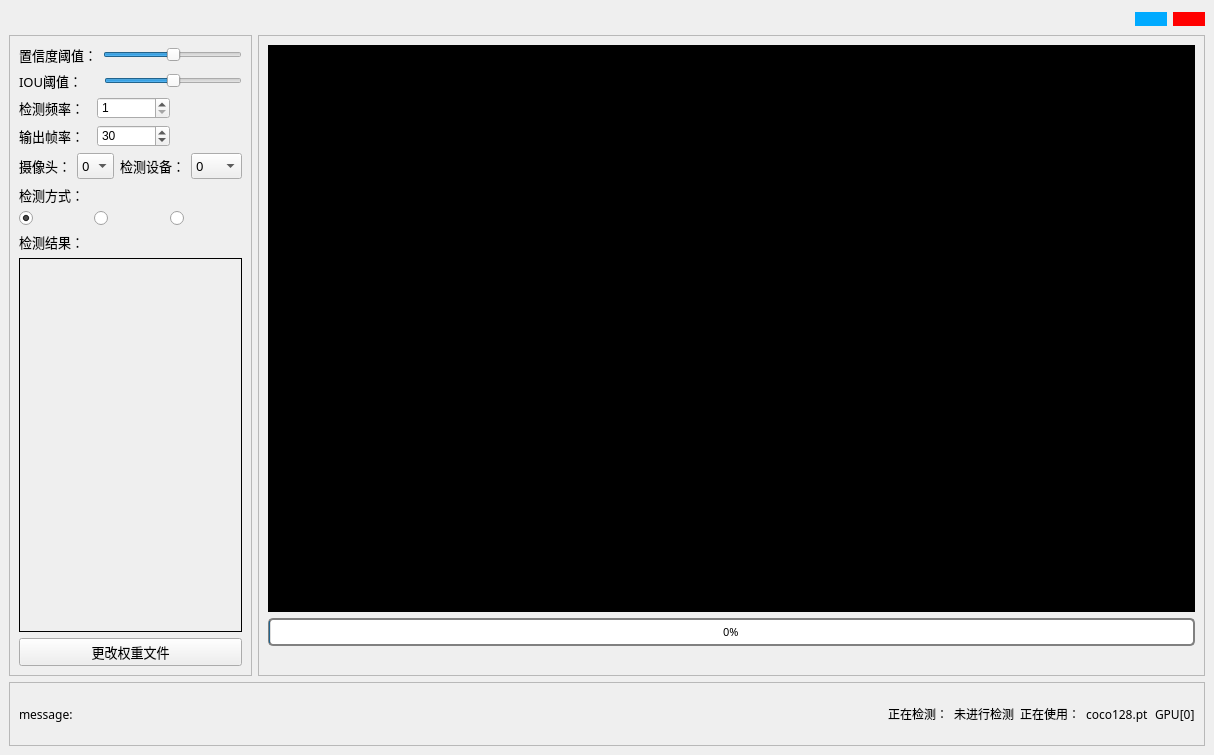
Before: the Qt Designer form UiMainwindow.ui in wang-10086/yolov5-5.0, drawn with Qt 5.
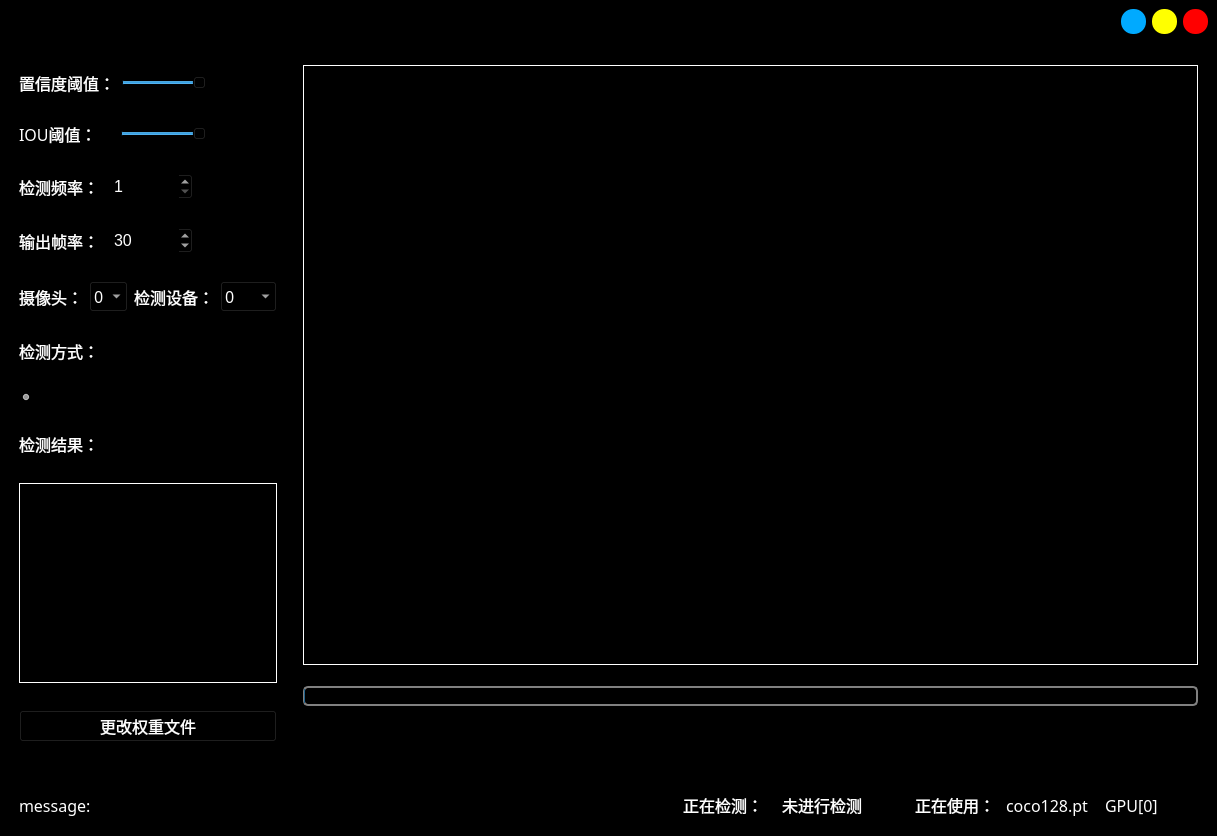
After: the same form once the commit is applied. Icons and pictures are not drawn.

```diff
--- a/UiMainwindow.ui
+++ b/UiMainwindow.ui
@@ -9,8 +9,8 @@
    <rect>
     <x>0</x>
     <y>0</y>
-    <width>1214</width>
-    <height>755</height>
+    <width>1217</width>
+    <height>836</height>
    </rect>
   </property>
   <property name="sizePolicy">
@@ -38,18 +38,26 @@
    <enum>Qt::LeftToRight</enum>
   </property>
   <property name="autoFillBackground">
-   <bool>true</bool>
+   <bool>false</bool>
   </property>
   <property name="styleSheet">
-   <string notr="true"/>
+   <string notr="true">background-color:rgb(0, 0, 0)
+</string>
   </property>
   <property name="tabShape">
    <enum>QTabWidget::Rounded</enum>
   </property>
   <widget class="QWidget" name="centralwidget">
-   <layout class="QVBoxLayout" name="verticalLayout_3" stretch="1,10,1">
+   <property name="styleSheet">
+    <string notr="true">*{
+ font-family:微软雅黑;
+ font-size: 12pt;
+ color:rgb(255, 255, 255)
+}</string>
+   </property>
+   <layout class="QVBoxLayout" name="verticalLayout_3">
     <item>
-     <layout class="QHBoxLayout" name="horizontalLayout_10" stretch="5,1,1">
+     <layout class="QHBoxLayout" name="horizontalLayout_10">
       <item>
        <spacer name="horizontalSpacer_3">
         <property name="orientation">
@@ -74,6 +82,18 @@
           <verstretch>0</verstretch>
          </sizepolicy>
         </property>
+        <property name="minimumSize">
+         <size>
+          <width>25</width>
+          <height>25</height>
+         </size>
+        </property>
+        <property name="maximumSize">
+         <size>
+          <width>25</width>
+          <height>25</height>
+         </size>
+        </property>
         <property name="cursor">
          <cursorShape>ArrowCursor</cursorShape>
         </property>
@@ -92,6 +112,47 @@
         </property>
        </widget>
       </item>
+      <item>
+       <widget class="QPushButton" name="pushButton_8">
+        <property name="enabled">
+         <bool>false</bool>
+        </property>
+        <property name="sizePolicy">
+         <sizepolicy hsizetype="Fixed" vsizetype="Fixed">
+          <horstretch>0</horstretch>
+          <verstretch>0</verstretch>
+         </sizepolicy>
+        </property>
+        <property name="minimumSize">
+         <size>
+          <width>25</width>
+          <height>25</height>
+         </size>
+        </property>
+        <property name="maximumSize">
+         <size>
+          <width>25</width>
+          <height>25</height>
+         </size>
+        </property>
+        <property name="cursor">
+         <cursorShape>ArrowCursor</cursorShape>
+        </property>
+        <property name="styleSheet">
+         <string notr="true">border-radius: 12px;
+background-color: rgb(255, 255, 0);</string>
+        </property>
+        <property name="text">
+         <string/>
+        </property>
+        <property name="iconSize">
+         <size>
+          <width>15</width>
+          <height>15</height>
+         </size>
+        </property>
+       </widget>
+      </item>
       <item>
        <widget class="QPushButton" name="pushButton_6">
         <property name="enabled">
@@ -103,6 +164,18 @@
           <verstretch>0</verstretch>
          </sizepolicy>
         </property>
+        <property name="minimumSize">
+         <size>
+          <width>25</width>
+          <height>25</height>
+         </size>
+        </property>
+        <property name="maximumSize">
+         <size>
+          <width>25</width>
+          <height>25</height>
+         </size>
+        </property>
         <property name="styleSheet">
          <string notr="true">border-radius: 12px;
 background-color: rgb(255, 0, 0);</string>
@@ -121,7 +194,7 @@
      </layout>
     </item>
     <item>
-     <layout class="QHBoxLayout" name="horizontalLayout_9" stretch="1,4">
+     <layout class="QHBoxLayout" name="horizontalLayout_9" stretch="0,4">
       <item>
        <widget class="QFrame" name="frame">
         <property name="styleSheet">
@@ -133,19 +206,19 @@
         <property name="frameShadow">
          <enum>QFrame::Raised</enum>
         </property>
-        <layout class="QVBoxLayout" name="verticalLayout" stretch="1,1,1,1,1,1,2,1,8,1">
+        <layout class="QVBoxLayout" name="verticalLayout" stretch="1,1,1,1,1,1,1,1,2,1">
          <item>
           <layout class="QHBoxLayout" name="horizontalLayout_2" stretch="1,3">
            <item>
             <widget class="QLabel" name="label_2">
              <property name="font">
               <font>
-               <family>Microsoft YaHei</family>
-               <pointsize>10</pointsize>
+               <family>微软雅黑</family>
+               <pointsize>12</pointsize>
               </font>
              </property>
              <property name="styleSheet">
-              <string notr="true">color: rgb(0, 0, 0);</string>
+              <string notr="true"/>
              </property>
              <property name="text">
               <string>置信度阈值：</string>
@@ -176,12 +249,12 @@
             <widget class="QLabel" name="label_3">
              <property name="font">
               <font>
-               <family>Microsoft YaHei</family>
-               <pointsize>10</pointsize>
+               <family>微软雅黑</family>
+               <pointsize>12</pointsize>
               </font>
              </property>
              <property name="styleSheet">
-              <string notr="true">color: rgb(0, 0, 0);</string>
+              <string notr="true"/>
              </property>
              <property name="text">
               <string>IOU阈值：</string>
@@ -219,12 +292,12 @@
             <widget class="QLabel" name="label_4">
              <property name="font">
               <font>
-               <family>Microsoft YaHei</family>
-               <pointsize>10</pointsize>
+               <family>微软雅黑</family>
+               <pointsize>12</pointsize>
               </font>
              </property>
              <property name="styleSheet">
-              <string notr="true">color: rgb(0, 0, 0);</string>
+              <string notr="true"/>
              </property>
              <property name="text">
               <string>检测频率：</string>
@@ -234,7 +307,7 @@
            <item>
             <widget class="QSpinBox" name="spinBox">
              <property name="styleSheet">
-              <string notr="true">color: rgb(0, 0, 0);</string>
+              <string notr="true"/>
              </property>
              <property name="minimum">
               <number>1</number>
@@ -265,12 +338,12 @@
             <widget class="QLabel" name="label_5">
              <property name="font">
               <font>
-               <family>Microsoft YaHei</family>
-               <pointsize>10</pointsize>
+               <family>微软雅黑</family>
+               <pointsize>12</pointsize>
               </font>
              </property>
              <property name="styleSheet">
-              <string notr="true">color: rgb(0, 0, 0);</string>
+              <string notr="true"/>
              </property>
              <property name="text">
               <string>输出帧率：</string>
@@ -280,7 +353,7 @@
            <item>
             <widget class="QSpinBox" name="spinBox_2">
              <property name="styleSheet">
-              <string notr="true">color: rgb(0, 0, 0);</string>
+              <string notr="true"/>
              </property>
              <property name="minimum">
               <number>1</number>
@@ -314,12 +387,12 @@
             <widget class="QLabel" name="label_9">
              <property name="font">
               <font>
-               <family>Microsoft YaHei UI</family>
-               <pointsize>10</pointsize>
+               <family>微软雅黑</family>
+               <pointsize>12</pointsize>
               </font>
              </property>
              <property name="styleSheet">
-              <string notr="true">color: rgb(0, 0, 0);</string>
+              <string notr="true"/>
              </property>
              <property name="text">
               <string>摄像头：</string>
@@ -330,12 +403,12 @@
             <widget class="QComboBox" name="comboBox">
              <property name="font">
               <font>
-               <family>AcadEref</family>
-               <pointsize>10</pointsize>
+               <family>微软雅黑</family>
+               <pointsize>12</pointsize>
               </font>
              </property>
              <property name="styleSheet">
-              <string notr="true">color: rgb(0, 0, 0);</string>
+              <string notr="true"/>
              </property>
              <property name="currentIndex">
               <number>0</number>
@@ -361,12 +434,12 @@
             <widget class="QLabel" name="label_10">
              <property name="font">
               <font>
-               <family>Microsoft YaHei UI</family>
-               <pointsize>10</pointsize>
+               <family>微软雅黑</family>
+               <pointsize>12</pointsize>
               </font>
              </property>
              <property name="styleSheet">
-              <string notr="true">color: rgb(0, 0, 0);</string>
+              <string notr="true"/>
              </property>
              <property name="text">
               <string>检测设备：</string>
@@ -377,12 +450,12 @@
             <widget class="QComboBox" name="comboBox_2">
              <property name="font">
               <font>
-               <family>AcadEref</family>
-               <pointsize>10</pointsize>
+               <family>微软雅黑</family>
+               <pointsize>12</pointsize>
               </font>
              </property>
              <property name="styleSheet">
-              <string notr="true">color: rgb(0, 0, 0);</string>
+              <string notr="true"/>
              </property>
              <property name="currentIndex">
               <number>0</number>
@@ -414,12 +487,12 @@
            </property>
            <property name="font">
             <font>
-             <family>Microsoft YaHei</family>
-             <pointsize>10</pointsize>
+             <family>微软雅黑</family>
+             <pointsize>12</pointsize>
             </font>
            </property>
            <property name="styleSheet">
-            <string notr="true">color: rgb(0, 0, 0);</string>
+            <string notr="true"/>
            </property>
            <property name="text">
             <string>检测方式：</string>
@@ -438,8 +511,8 @@
             <widget class="QRadioButton" name="radioButton">
              <property name="font">
               <font>
-               <family>宋体</family>
-               <pointsize>10</pointsize>
+               <family>微软雅黑</family>
+               <pointsize>12</pointsize>
               </font>
              </property>
              <property name="text">
@@ -464,8 +537,8 @@
             <widget class="QRadioButton" name="radioButton_2">
              <property name="font">
               <font>
-               <family>宋体</family>
-               <pointsize>10</pointsize>
+               <family>微软雅黑</family>
+               <pointsize>12</pointsize>
               </font>
              </property>
              <property name="text">
@@ -487,8 +560,8 @@
             <widget class="QRadioButton" name="radioButton_3">
              <property name="font">
               <font>
-               <family>宋体</family>
-               <pointsize>10</pointsize>
+               <family>微软雅黑</family>
+               <pointsize>12</pointsize>
               </font>
              </property>
              <property name="text">
@@ -518,12 +591,12 @@
            </property>
            <property name="font">
             <font>
-             <family>Microsoft YaHei</family>
-             <pointsize>10</pointsize>
+             <family>微软雅黑</family>
+             <pointsize>12</pointsize>
             </font>
            </property>
            <property name="styleSheet">
-            <string notr="true">color: rgb(0, 0, 0);</string>
+            <string notr="true"/>
            </property>
            <property name="text">
             <string>检测结果：</string>
@@ -533,14 +606,21 @@
          <item>
           <widget class="QLabel" name="label_6">
            <property name="sizePolicy">
-            <sizepolicy hsizetype="Preferred" vsizetype="Minimum">
+            <sizepolicy hsizetype="Preferred" vsizetype="Preferred">
              <horstretch>0</horstretch>
              <verstretch>0</verstretch>
             </sizepolicy>
            </property>
+           <property name="maximumSize">
+            <size>
+             <width>300</width>
+             <height>200</height>
+            </size>
+           </property>
            <property name="font">
             <font>
-             <family>Microsoft YaHei</family>
+             <family>微软雅黑</family>
+             <pointsize>12</pointsize>
             </font>
            </property>
            <property name="layoutDirection">
@@ -552,7 +632,10 @@
            <property name="styleSheet">
             <string notr="true">border-width: 1px;
 border-style: solid;
-border-color: rgb(0, 0, 0);</string>
+border-color: rgb(255, 255, 255);</string>
+           </property>
+           <property name="lineWidth">
+            <number>1</number>
            </property>
            <property name="text">
             <string/>
@@ -566,12 +649,12 @@
           <widget class="QPushButton" name="pushButton_4">
            <property name="font">
             <font>
-             <family>Microsoft YaHei</family>
-             <pointsize>10</pointsize>
+             <family>微软雅黑</family>
+             <pointsize>12</pointsize>
             </font>
            </property>
            <property name="styleSheet">
-            <string notr="true">color: rgb(0, 0, 0);</string>
+            <string notr="true"/>
            </property>
            <property name="text">
             <string>更改权重文件</string>
@@ -595,8 +678,23 @@
         <layout class="QVBoxLayout" name="verticalLayout_2">
          <item>
           <widget class="QLabel" name="label">
+           <property name="sizePolicy">
+            <sizepolicy hsizetype="Preferred" vsizetype="Preferred">
+             <horstretch>0</horstretch>
+             <verstretch>0</verstretch>
+            </sizepolicy>
+           </property>
+           <property name="maximumSize">
+            <size>
+             <width>16777215</width>
+             <height>600</height>
+            </size>
+           </property>
            <property name="styleSheet">
-            <string notr="true">background-color: rgb(0, 0, 0);</string>
+            <string notr="true">background-color: rgb(0, 0, 0);
+border-width: 1px;
+border-style: solid;
+border-color:rgb(255, 255, 255);</string>
            </property>
            <property name="text">
             <string/>
@@ -605,10 +703,16 @@
          </item>
          <item>
           <widget class="QProgressBar" name="progressBar">
+           <property name="maximumSize">
+            <size>
+             <width>16777215</width>
+             <height>20</height>
+            </size>
+           </property>
            <property name="font">
             <font>
-             <family>Microsoft YaHei</family>
-             <pointsize>8</pointsize>
+             <family>微软雅黑</family>
+             <pointsize>12</pointsize>
             </font>
            </property>
            <property name="autoFillBackground">
@@ -632,6 +736,9 @@
          </item>
          <item>
           <layout class="QHBoxLayout" name="horizontalLayout_7" stretch="2,2,2,2">
+           <property name="topMargin">
+            <number>5</number>
+           </property>
            <item>
             <widget class="QPushButton" name="pushButton">
              <property name="sizePolicy">
@@ -759,12 +866,13 @@
       <property name="frameShadow">
        <enum>QFrame::Raised</enum>
       </property>
-      <layout class="QHBoxLayout" name="horizontalLayout_8">
+      <layout class="QHBoxLayout" name="horizontalLayout_8" stretch="1,6,1,1,1,1,1">
        <item>
         <widget class="QLabel" name="label_17">
          <property name="font">
           <font>
-           <family>Microsoft YaHei</family>
+           <family>微软雅黑</family>
+           <pointsize>12</pointsize>
           </font>
          </property>
          <property name="styleSheet">
@@ -779,7 +887,8 @@
         <widget class="QLabel" name="label_16">
          <property name="font">
           <font>
-           <family>Microsoft YaHei</family>
+           <family>微软雅黑</family>
+           <pointsize>12</pointsize>
           </font>
          </property>
          <property name="styleSheet">
@@ -790,24 +899,12 @@
          </property>
         </widget>
        </item>
-       <item>
-        <spacer name="horizontalSpacer">
-         <property name="orientation">
-          <enum>Qt::Horizontal</enum>
-         </property>
-         <property name="sizeHint" stdset="0">
-          <size>
-           <width>40</width>
-           <height>20</height>
-          </size>
-         </property>
-        </spacer>
-       </item>
        <item>
         <widget class="QLabel" name="label_11">
          <property name="font">
           <font>
-           <family>Microsoft YaHei</family>
+           <family>微软雅黑</family>
+           <pointsize>12</pointsize>
           </font>
          </property>
          <property name="text">
@@ -819,7 +916,8 @@
         <widget class="QLabel" name="label_12">
          <property name="font">
           <font>
-           <family>Microsoft YaHei</family>
+           <family>微软雅黑</family>
+           <pointsize>12</pointsize>
           </font>
          </property>
          <property name="text">
@@ -829,11 +927,19 @@
        </item>
        <item>
         <widget class="QLabel" name="label_13">
+         <property name="enabled">
+          <bool>true</bool>
+         </property>
          <property name="font">
           <font>
-           <family>Microsoft YaHei</family>
+           <family>微软雅黑</family>
+           <pointsize>12</pointsize>
           </font>
          </property>
+         <property name="styleSheet">
+          <string notr="true">margin-left:30px;
+margin-right:1px;</string>
+         </property>
          <property name="text">
           <string>正在使用：</string>
          </property>
@@ -843,7 +949,8 @@
         <widget class="QLabel" name="label_14">
          <property name="font">
           <font>
-           <family>Microsoft YaHei</family>
+           <family>微软雅黑</family>
+           <pointsize>12</pointsize>
           </font>
          </property>
          <property name="text">
@@ -855,7 +962,8 @@
         <widget class="QLabel" name="label_15">
          <property name="font">
           <font>
-           <family>Microsoft YaHei</family>
+           <family>微软雅黑</family>
+           <pointsize>12</pointsize>
           </font>
          </property>
          <property name="text">
```
